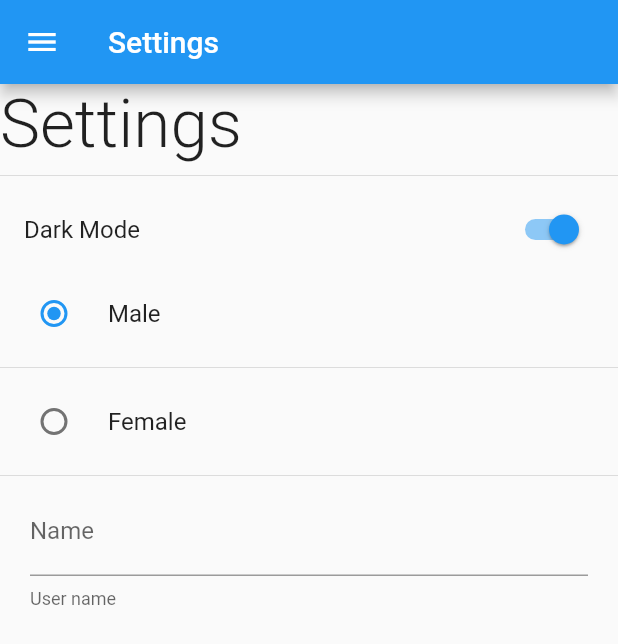
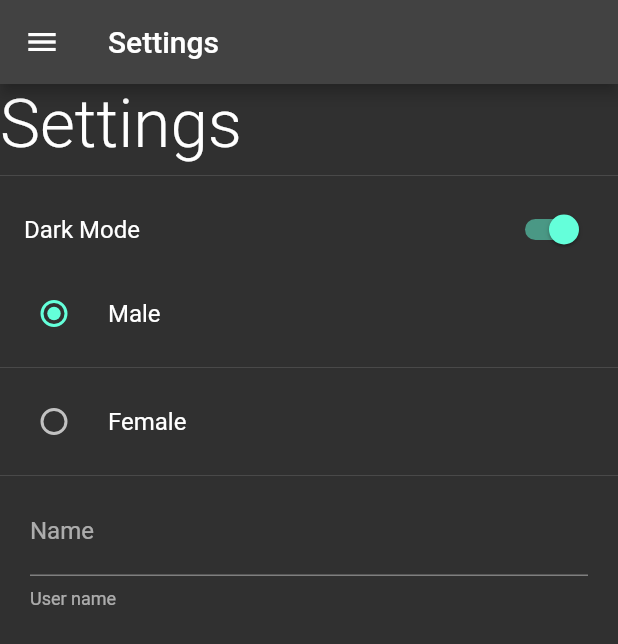
Before and after one commit to a-tiny-developer/preferences_app_flutter, a Flutter app: the SettingsScreen screen opened by its route, after a tap on "Dark Mode", on a phone screen of 412 x 824 dp. Shown: the top 644 px of the screen. Run offline on Flutter 3.47's test engine with Material 2 defaults, Android fonts, the phone set to English and light mode, and no system bars; our stand-ins replace shared_preferences; accounts and stored records are empty.

Commit message:
changed theme dynamcally

```diff
--- a/lib/app.dart
+++ b/lib/app.dart
@@ -1,4 +1,7 @@
 import 'package:flutter/material.dart';
+import 'package:preferences_app_flutter/preferences/preferences.dart';
+import 'package:preferences_app_flutter/providers/providers.dart';
+import 'package:provider/provider.dart';
 
 import 'router/router.dart';
 import 'theme/theme.dart';
@@ -8,13 +11,30 @@ class PreferencesApp extends StatelessWidget {
 
   @override
   Widget build(BuildContext context) {
+    return MultiProvider(
+      providers: [
+        ChangeNotifierProvider(
+          create: (context) => ThemeProvider(
+            isDarkMode: Preferences.isDarkMode,
+          ),
+        ),
+      ],
+      child: const _App(),
+    );
+  }
+}
+
+class _App extends StatelessWidget {
+  const _App({Key? key}) : super(key: key);
+
+  @override
+  Widget build(BuildContext context) {
     return MaterialApp(
       title: "PreferencesApp",
       debugShowCheckedModeBanner: false,
       initialRoute: AppRoutes.homeRoute,
       routes: AppRoutes.getAppRoutes,
-      theme: AppTheme.lightTheme,
-      darkTheme: AppTheme.darkTheme,
+      theme: Provider.of<ThemeProvider>(context).currentTheme,
     );
   }
 }
--- a/lib/preferences/preferences.dart
+++ b/lib/preferences/preferences.dart
@@ -4,7 +4,7 @@ class Preferences {
   static late SharedPreferences _preferences;
 
   static String _name = '';
-  static bool _darkMode = false;
+  static bool _isDarkMode = false;
   static int _sex = 1;
 
   static Future<void> init() async {
@@ -20,12 +20,12 @@ class Preferences {
     _preferences.setString('name', value);
   }
 
-  static bool get darkMode {
-    return _preferences.getBool('darkMode') ?? _darkMode;
+  static bool get isDarkMode {
+    return _preferences.getBool('darkMode') ?? _isDarkMode;
   }
 
-  static set darkMode(bool value) {
-    _darkMode = value;
+  static set isDarkMode(bool value) {
+    _isDarkMode = value;
     _preferences.setBool('darkMode', value);
   }
 
--- /dev/null
+++ b/lib/providers/providers.dart
@@ -0,0 +1 @@
+export 'theme_provider.dart';
--- /dev/null
+++ b/lib/providers/theme_provider.dart
@@ -0,0 +1,19 @@
+import 'package:flutter/material.dart';
+
+class ThemeProvider extends ChangeNotifier {
+  ThemeData currentTheme;
+
+  ThemeProvider({
+    required bool isDarkMode,
+  }) : currentTheme = isDarkMode ? ThemeData.dark() : ThemeData.light();
+
+  void setLightMode() {
+    currentTheme = ThemeData.light();
+    notifyListeners();
+  }
+
+  void setDarkMode() {
+    currentTheme = ThemeData.dark();
+    notifyListeners();
+  }
+}
--- a/lib/screens/home_screen.dart
+++ b/lib/screens/home_screen.dart
@@ -17,7 +17,7 @@ class HomeScreen extends StatelessWidget {
       body: Column(
         mainAxisAlignment: MainAxisAlignment.center,
         children: [
-          Text('Dark Mode: ${Preferences.darkMode}'),
+          Text('Dark Mode: ${Preferences.isDarkMode}'),
           const Divider(),
           Text('Sex: ${Preferences.sex}'),
           const Divider(),
--- a/lib/screens/settings_screen.dart
+++ b/lib/screens/settings_screen.dart
@@ -1,6 +1,8 @@
 import 'package:flutter/material.dart';
 import 'package:preferences_app_flutter/preferences/preferences.dart';
+import 'package:preferences_app_flutter/providers/providers.dart';
 import 'package:preferences_app_flutter/widgets/side_menu.dart';
+import 'package:provider/provider.dart';
 
 class SettingsScreen extends StatefulWidget {
   const SettingsScreen({Key? key}) : super(key: key);
@@ -12,10 +14,6 @@ class SettingsScreen extends StatefulWidget {
 }
 
 class _SettingsScreenState extends State<SettingsScreen> {
-  // bool isDarkMode = false;
-  // int sex = 1;
-  // String name = '';
-
   @override
   Widget build(BuildContext context) {
     return Scaffold(
@@ -36,12 +34,17 @@ class _SettingsScreenState extends State<SettingsScreen> {
             ),
             const Divider(),
             SwitchListTile.adaptive(
-              value: Preferences.darkMode,
+              value: Preferences.isDarkMode,
               title: const Text('Dark Mode'),
               onChanged: (value) {
                 setState(() {
-                  Preferences.darkMode = value;
+                  Preferences.isDarkMode = value;
                 });
+                final themeProvider =
+                    Provider.of<ThemeProvider>(context, listen: false);
+                value
+                    ? themeProvider.setDarkMode()
+                    : themeProvider.setLightMode();
               },
             ),
             RadioListTile<int>(
--- a/pubspec.yaml
+++ b/pubspec.yaml
@@ -34,6 +34,7 @@ dependencies:
   # Use with the CupertinoIcons class for iOS style icons.
   cupertino_icons: ^1.0.2
   shared_preferences: ^2.0.13
+  provider: ^6.0.2
 
 dev_dependencies:
   flutter_test:
```
Also changed, not shown: pubspec.lock.
